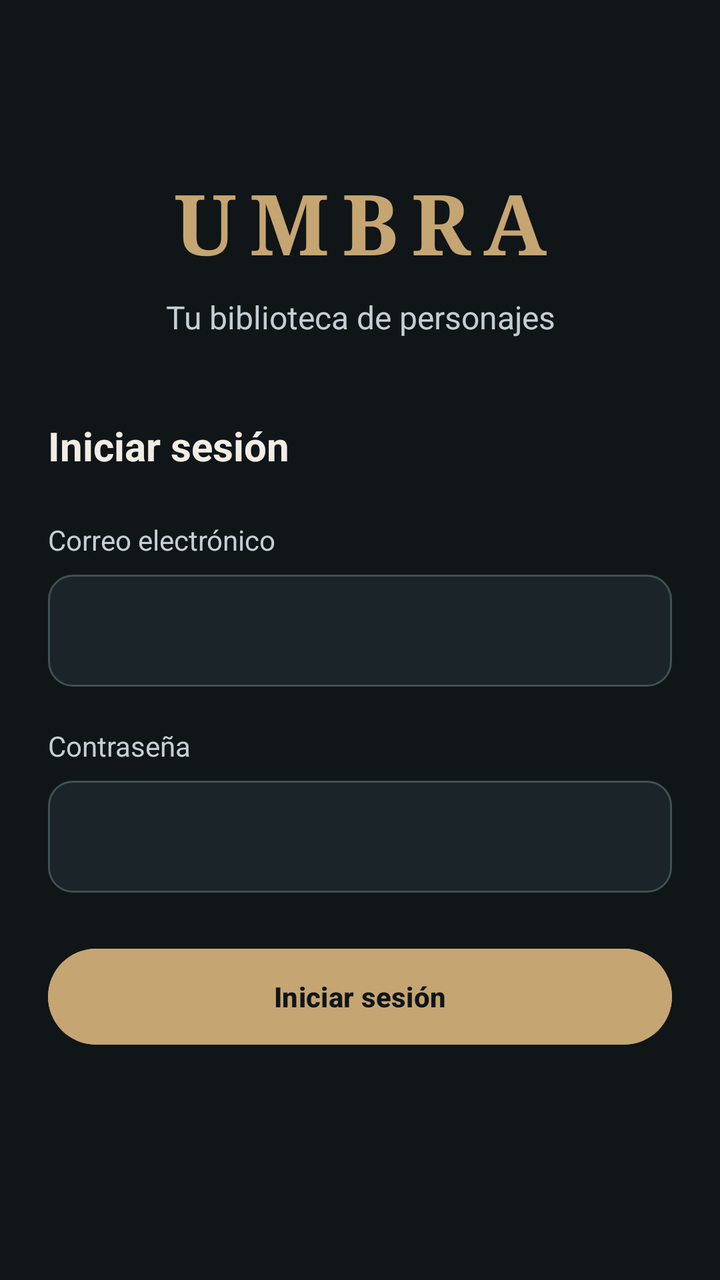
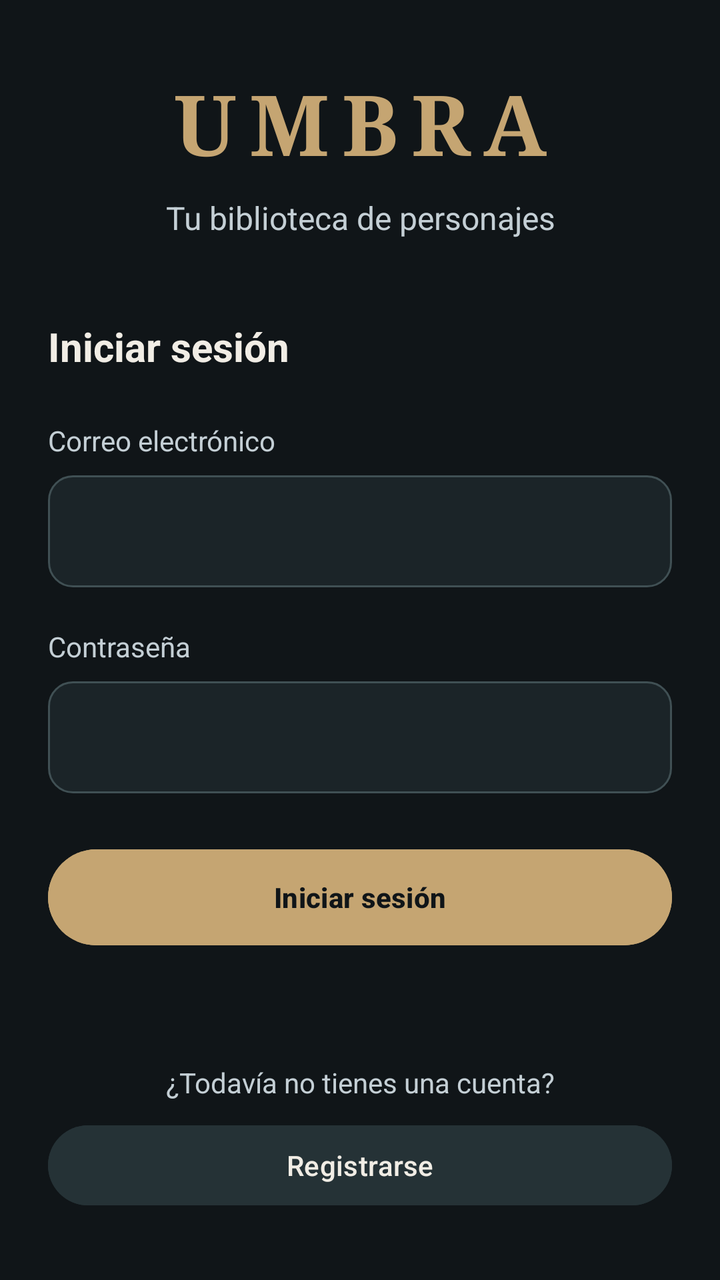

Compare the two renders of this Android layout. The source of the first and the diff that turns it into the second are given below.
<!-- AndroidManifest.xml: application theme Theme.UMBRA -->
<!-- res/layout/activity_main.xml -->
<?xml version="1.0" encoding="utf-8"?>
<ScrollView xmlns:android="http://schemas.android.com/apk/res/android"
    android:layout_width="match_parent"
    android:layout_height="match_parent"
    android:fillViewport="true"
    android:background="@color/umbra_background">

    <LinearLayout
        android:layout_width="match_parent"
        android:layout_height="wrap_content"
        android:orientation="vertical"
        android:gravity="center"
        android:padding="24dp">

        <TextView
            style="@style/UmbraTitulo"
            android:layout_width="match_parent"
            android:layout_height="wrap_content"
            android:text="@string/app_name"
            android:textSize="42sp"
            android:letterSpacing="0.15"
            android:fontFamily="serif"
            android:gravity="center"
            android:layout_marginBottom="8dp" />

        <TextView
            style="@style/UmbraTextoSecundario"
            android:layout_width="match_parent"
            android:layout_height="wrap_content"
            android:text="@string/textview_biblioteca"
            android:textSize="16sp"
            android:gravity="center"
            android:layout_marginBottom="40dp" />

        <TextView
            style="@style/UmbraSubtitulo"
            android:layout_width="match_parent"
            android:layout_height="wrap_content"
            android:text="@string/button_inicioSesión"
            android:layout_marginBottom="24dp" />

        <TextView
            style="@style/UmbraTextoSecundario"
            android:layout_width="match_parent"
            android:layout_height="wrap_content"
            android:text="@string/hint_correoElectronico"
            android:labelFor="@id/etEmail"
            android:layout_marginBottom="8dp" />

        <EditText
            android:id="@+id/etEmail"
            android:layout_width="match_parent"
            android:layout_height="wrap_content"
            android:background="@drawable/umbra_input_background"
            android:inputType="textEmailAddress"
            android:singleLine="true"
            android:autofillHints="emailAddress"
            android:textColor="@color/umbra_text"
            android:textColorHint="@color/umbra_text_secondary"
            android:textSize="16sp"
            android:minHeight="56dp"
            android:imeOptions="actionNext"
            android:layout_marginBottom="20dp" />

        <TextView
            style="@style/UmbraTextoSecundario"
            android:layout_width="match_parent"
            android:layout_height="wrap_content"
            android:text="@string/hint_contraseña"
            android:labelFor="@id/etPassword"
            android:layout_marginBottom="8dp" />

        <EditText
            android:id="@+id/etPassword"
            android:layout_width="match_parent"
            android:layout_height="wrap_content"
            android:background="@drawable/umbra_input_background"
            android:inputType="textPassword"
            android:singleLine="true"
            android:autofillHints="password"
            android:textColor="@color/umbra_text"
            android:textColorHint="@color/umbra_text_secondary"
            android:textSize="16sp"
            android:minHeight="56dp"
            android:imeOptions="actionDone"
            android:layout_marginBottom="24dp" />

        <Button
            android:id="@+id/btnLogin"
            style="@style/UmbraBotonPrincipal"
            android:layout_width="match_parent"
            android:layout_height="wrap_content"
            android:text="@string/button_inicioSesión"
            android:minHeight="56dp" />

        <TextView
            android:id="@+id/txtLoginEstado"
            style="@style/UmbraTextoSecundario"
            android:layout_width="match_parent"
            android:layout_height="wrap_content"
            android:gravity="center"
            android:accessibilityLiveRegion="polite"
            android:layout_marginTop="12dp" />

    </LinearLayout>

</ScrollView>
<!-- resources referenced by this layout -->
<resources>
  <color name="umbra_background">#101518</color>
  <color name="umbra_text">#F1EDE5</color>
  <color name="umbra_text_secondary">#C4CFD5</color>
  <!-- drawable umbra_input_background (drawable) -->
  <?xml version="1.0" encoding="utf-8"?>
  <shape xmlns:android="http://schemas.android.com/apk/res/android"
      android:shape="rectangle">
  
      <solid android:color="@color/umbra_surface" />
  
      <stroke
          android:width="1dp"
          android:color="@color/umbra_border" />
  
      <corners android:radius="12dp" />
  
      <padding
          android:left="16dp"
          android:top="12dp"
          android:right="16dp"
          android:bottom="12dp" />
  
  </shape>
  <string name="app_name">UMBRA</string>
  <string name="hint_correoElectronico">Correo electrónico</string>
  <string name="textview_biblioteca">Tu biblioteca de personajes</string>
  <style name="UmbraBotonPrincipal">
          <item name="android:backgroundTint">@color/umbra_primary</item>
          <item name="android:textColor">@color/umbra_on_primary</item>
          <item name="android:textSize">14sp</item>
          <item name="android:textStyle">bold</item>
          <item name="android:textAllCaps">false</item>
          <item name="android:minHeight">48dp</item>
      </style>
  <style name="UmbraSubtitulo">
          <item name="android:textColor">@color/umbra_text</item>
          <item name="android:textSize">20sp</item>
          <item name="android:textStyle">bold</item>
      </style>
  <style name="UmbraTextoSecundario">
          <item name="android:textColor">@color/umbra_text_secondary</item>
          <item name="android:textSize">14sp</item>
      </style>
  <style name="UmbraTitulo">
          <item name="android:textColor">@color/umbra_primary</item>
          <item name="android:textSize">28sp</item>
          <item name="android:textStyle">bold</item>
      </style>
  <style name="Theme.UMBRA" parent="Base.Theme.UMBRA" />
  <color name="umbra_surface">#1B2428</color>
  <color name="umbra_border">#405054</color>
  <color name="umbra_primary">#C5A572</color>
  <color name="umbra_on_primary">#101518</color>
  <style name="Base.Theme.UMBRA" parent="Theme.Material3.DayNight.NoActionBar">
  
          <item name="colorPrimary">@color/umbra_primary</item>
          <item name="colorPrimaryDark">@color/umbra_primary_dark</item>
          <item name="colorAccent">@color/umbra_primary</item>
  
          <item name="android:windowBackground">@color/umbra_background</item>
          <item name="android:statusBarColor">@color/umbra_background</item>
          <item name="android:navigationBarColor">@color/umbra_background</item>
  
          <item name="android:windowLightStatusBar">false</item>
  
          <item name="android:textColorPrimary">@color/umbra_text</item>
          <item name="android:textColorSecondary">@color/umbra_text_secondary</item>
  
      </style>
  <color name="umbra_primary_dark">#917447</color>
</resources>

<!-- the commit's change to res/layout/activity_main.xml (unified diff, before → after) -->
@@ -102,6 +102,24 @@
             android:accessibilityLiveRegion="polite"
             android:layout_marginTop="12dp" />
 
+        <TextView
+            style="@style/UmbraTextoSecundario"
+            android:layout_width="match_parent"
+            android:layout_height="wrap_content"
+            android:layout_marginTop="24dp"
+            android:layout_marginBottom="8dp"
+            android:gravity="center"
+            android:text="@string/registro_sin_cuenta" />
+
+        <Button
+            android:id="@+id/btnAbrirRegistro"
+            style="@style/UmbraBotonSecundario"
+            android:layout_width="match_parent"
+            android:layout_height="wrap_content"
+            android:minHeight="48dp"
+            android:text="@string/registro_boton" />
+
+
     </LinearLayout>
 
 </ScrollView>
<!-- resource entries referenced after the edit -->
@@ -25,12 +25,21 @@
   </shape>
   <string name="app_name">UMBRA</string>
   <string name="hint_correoElectronico">Correo electrónico</string>
+  <string name="registro_boton">Registrarse</string>
+  <string name="registro_sin_cuenta">¿Todavía no tienes una cuenta?</string>
   <string name="textview_biblioteca">Tu biblioteca de personajes</string>
   <style name="UmbraBotonPrincipal">
           <item name="android:backgroundTint">@color/umbra_primary</item>
           <item name="android:textColor">@color/umbra_on_primary</item>
           <item name="android:textSize">14sp</item>
           <item name="android:textStyle">bold</item>
+          <item name="android:textAllCaps">false</item>
+          <item name="android:minHeight">48dp</item>
+      </style>
+  <style name="UmbraBotonSecundario">
+          <item name="android:backgroundTint">@color/umbra_surface_variant</item>
+          <item name="android:textColor">@color/umbra_text</item>
+          <item name="android:textSize">14sp</item>
           <item name="android:textAllCaps">false</item>
           <item name="android:minHeight">48dp</item>
       </style>
@@ -53,6 +62,7 @@
   <color name="umbra_border">#405054</color>
   <color name="umbra_primary">#C5A572</color>
   <color name="umbra_on_primary">#101518</color>
+  <color name="umbra_surface_variant">#253236</color>
   <style name="Base.Theme.UMBRA" parent="Theme.Material3.DayNight.NoActionBar">
   
           <item name="colorPrimary">@color/umbra_primary</item>
